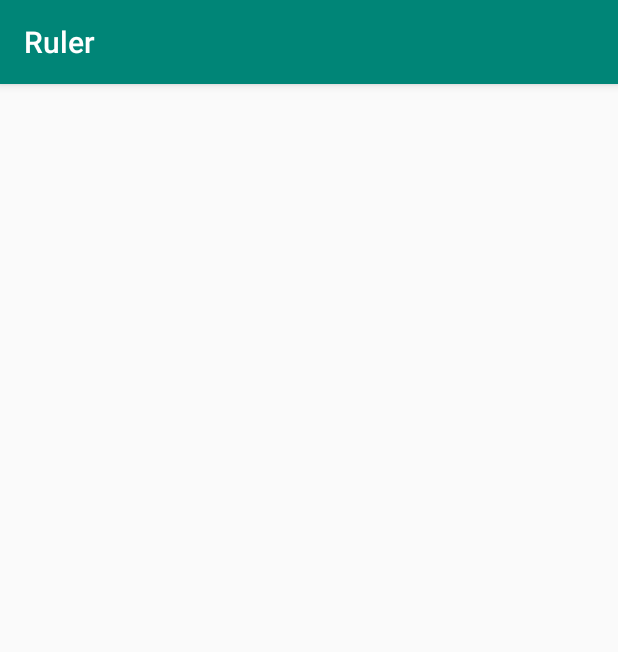
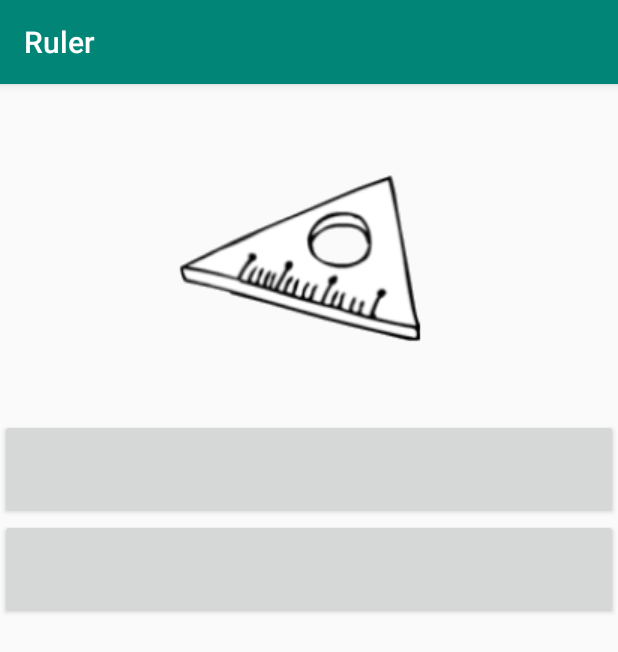
Before and after one commit to md2eoseo/Ruler, an Android app: the screen it shows after launch (MainActivity), on a phone screen of 412 x 824 dp. Shown: the top 652 px of the screen. Run offline under Robolectric (Android 15) with nearby library versions, the light colour scheme and no system bars.

Commit message:
Merge branch 'master' of C:\Users\REVES\AndroidStudioProjects\Ruler with conflicts.

```diff
--- a/app/src/main/res/layout/activity_main.xml
+++ b/app/src/main/res/layout/activity_main.xml
@@ -4,7 +4,21 @@
     xmlns:tools="http://schemas.android.com/tools"
     android:layout_width="match_parent"
     android:layout_height="match_parent"
-    android:orientation="vertical"
-    tools:context=".MainActivity">
+    tools:context=".MainActivity"
+    android:orientation="vertical">
+
+    <ImageView
+        android:src="@drawable/ruler"
+        android:layout_width="match_parent"
+        android:layout_height="wrap_content" />
+
+    <Button
+        android:id="@+id/btn_"
+        android:layout_width="match_parent"
+        android:layout_height="100px" />
+
+    <Button
+        android:layout_width="match_parent"
+        android:layout_height="100px" />
 
 </LinearLayout>
```
